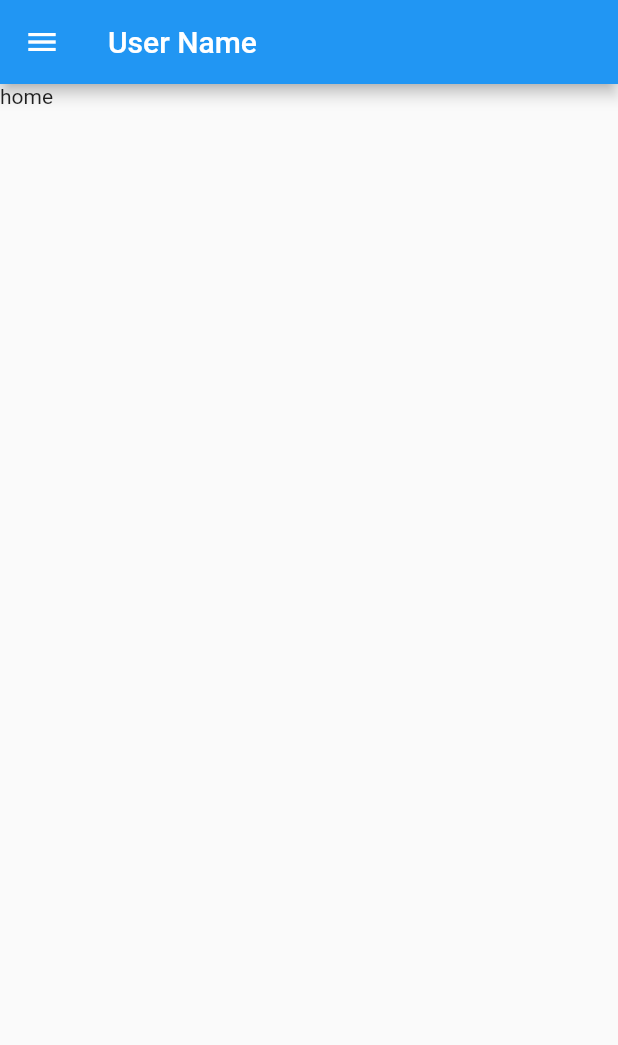
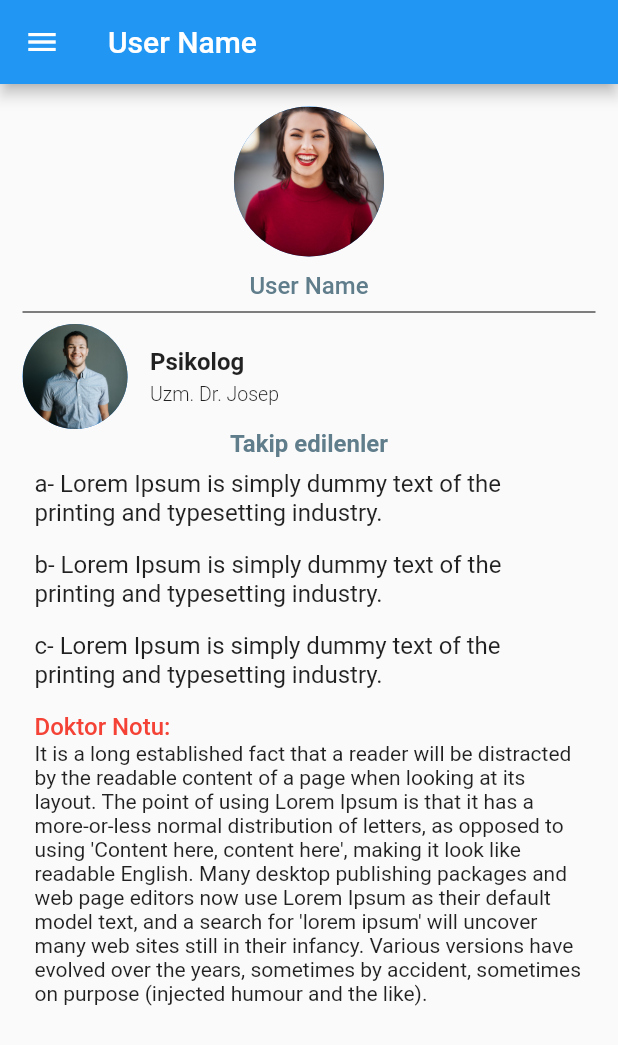
Before and after one commit to takim92/fluttertakim92, a Flutter app: the screen it shows after launch, on a phone screen of 412 x 824 dp. Shown: the top 1045 px of the screen. Run offline on Flutter 3.47's test engine with Material 2 defaults, Android fonts, the phone set to English and light mode, and no system bars; our stand-ins replace cloud_firestore, firebase_auth, firebase_core; accounts and stored records are empty.

Commit message:
home page

```diff
--- a/lib/screens/Home.dart
+++ b/lib/screens/Home.dart
@@ -14,16 +14,14 @@ class _HomeState extends State<Home> {
       appBar: AppBar(
         title: Text("User Name"),
       ),
-      body: Container(
-        child: Text("home"),
-      ),
+      body: Home_Body(),
       drawer: Drawer(
         child: ListView(
           padding: EdgeInsets.zero,
           children: [
             DrawerHeader(
               padding: EdgeInsets.zero,
-              decoration:const BoxDecoration(
+              decoration: const BoxDecoration(
                   color: Colors.blue,
                   image: DecorationImage(
                       image: AssetImage("assets/login_bg.jpg"),
@@ -33,7 +31,7 @@ class _HomeState extends State<Home> {
                 child: Column(
                   mainAxisAlignment: MainAxisAlignment.center,
                   mainAxisSize: MainAxisSize.max,
-                  children: const[
+                  children: const [
                     Text(
                       'User Name',
                       style: TextStyle(
@@ -45,60 +43,50 @@ class _HomeState extends State<Home> {
                 ),
               ),
             ),
-             ListTile(
+            ListTile(
               title: const Text('Hizmetlerimiz'),
-              trailing:  Icon(Icons.medical_services_outlined),
+              trailing: Icon(Icons.medical_services_outlined),
               onTap: () {
-
                 //Go page
                 //Navigator.push(context, new MaterialPageRoute(builder: (context) => Page))
               },
             ),
             ListTile(
               title: const Text('Favoriler'),
-              trailing:  Icon(Icons.favorite_outline),
+              trailing: Icon(Icons.favorite_outline),
               onTap: () {
-
                 //Go Page
                 //Navigator.push(context, new MaterialPageRoute(builder: (context) => Page))
               },
             ),
-
-             ListTile(
+            ListTile(
               title: const Text('Mesajlar'),
-              trailing:  Icon(Icons.message_outlined),
+              trailing: Icon(Icons.message_outlined),
               onTap: () {
-
                 //Go Page
                 //Navigator.push(context, new MaterialPageRoute(builder: (context) => Page))
               },
             ),
-
-             ListTile(
+            ListTile(
               title: const Text('İstek ve öneriler'),
-              trailing:  Icon(Icons.mail_outline),
+              trailing: Icon(Icons.mail_outline),
               onTap: () {
-
                 //Go Page
                 //Navigator.push(context, new MaterialPageRoute(builder: (context) => Page))
               },
             ),
-
-             ListTile(
+            ListTile(
               title: const Text('Ayarlar'),
-              trailing:  Icon(Icons.settings_outlined),
+              trailing: Icon(Icons.settings_outlined),
               onTap: () {
-
                 //Go Page
                 //Navigator.push(context, new MaterialPageRoute(builder: (context) => Page))
               },
             ),
-
-             ListTile(
+            ListTile(
               title: const Text('Çıkış yap'),
-              trailing:  Icon(Icons.logout_outlined),
+              trailing: Icon(Icons.logout_outlined),
               onTap: () {
-
                 //Go Page
                 //Navigator.push(context, new MaterialPageRoute(builder: (context) => Page))
               },
@@ -108,4 +96,122 @@ class _HomeState extends State<Home> {
       ),
     );
   }
+
+  Container Home_Body() {
+    var size = MediaQuery.of(context).size;
+
+    return Container(
+      width: size.width,
+      child: Padding(
+        padding: EdgeInsets.all(15.0),
+        child: Column(
+          crossAxisAlignment: CrossAxisAlignment.center,
+          mainAxisSize: MainAxisSize.max,
+          children: [
+            const CircleAvatar(
+              radius: 50,
+              backgroundImage: AssetImage("assets/pp.jpg"),
+            ),
+            const Padding(
+              padding: EdgeInsets.only(top: 10),
+              child: Text(
+                "User Name",
+                style: TextStyle(
+                    fontSize: 16,
+                    fontWeight: FontWeight.w500,
+                    color: Colors.blueGrey),
+              ),
+            ),
+            const Divider(color: Colors.black),
+            Drs()
+          ],
+        ),
+      ),
+    );
+  }
+
+  Column Drs() {
+    return Column(
+      children: [
+        Row(children: [
+          const CircleAvatar(
+            radius: 35,
+            backgroundImage: AssetImage("assets/dr_pp.jpg"),
+          ),
+          Padding(
+            padding: const EdgeInsets.only(left: 15),
+            child: Column(
+              crossAxisAlignment: CrossAxisAlignment.start,
+              children: const [
+                Padding(
+                  padding: EdgeInsets.only(bottom: 5),
+                  child: Text(
+                    "Psikolog",
+                    style: TextStyle(fontWeight: FontWeight.w700, fontSize: 16),
+                  ),
+                ),
+                Text(
+                  "Uzm. Dr. Josep",
+                  style: TextStyle(fontWeight: FontWeight.w300, fontSize: 13),
+                ),
+              ],
+            ),
+          ),
+        ]),
+        const Text(
+          "Takip edilenler",
+          style: TextStyle(
+              fontWeight: FontWeight.w700,
+              fontSize: 16,
+              color: Colors.blueGrey),
+        ),
+        Followed(),
+        Dr_notes()
+      ],
+    );
+  }
+
+  // ignore: non_constant_identifier_names
+  Followed() {
+    return Column(
+      children: const [
+        Padding(
+          padding: EdgeInsets.all(8.0),
+          child: Text(
+            "a- Lorem Ipsum is simply dummy text of the printing and typesetting industry.",
+            style: TextStyle(fontWeight: FontWeight.w400, fontSize: 16),
+          ),
+        ),
+        Padding(
+          padding: EdgeInsets.all(8.0),
+          child: Text(
+            "b- Lorem Ipsum is simply dummy text of the printing and typesetting industry.",
+            style: TextStyle(fontWeight: FontWeight.w400, fontSize: 16),
+          ),
+        ),
+        Padding(
+          padding: EdgeInsets.all(8.0),
+          child: Text(
+            "c- Lorem Ipsum is simply dummy text of the printing and typesetting industry.",
+            style: TextStyle(fontWeight: FontWeight.w400, fontSize: 16),
+          ),
+        ),
+      ],
+    );
+  }
+
+  Dr_notes() {
+    return Padding(
+      padding: const EdgeInsets.all(8.0),
+      child: Column(
+        crossAxisAlignment: CrossAxisAlignment.start,
+        children: [
+          Text("Doktor Notu:", style: TextStyle(color: Colors.red, fontWeight: FontWeight.w500, fontSize: 16),),
+          Text(
+            "It is a long established fact that a reader will be distracted by the readable content of a page when looking at its layout. The point of using Lorem Ipsum is that it has a more-or-less normal distribution of letters, as opposed to using 'Content here, content here', making it look like readable English. Many desktop publishing packages and web page editors now use Lorem Ipsum as their default model text, and a search for 'lorem ipsum' will uncover many web sites still in their infancy. Various versions have evolved over the years, sometimes by accident, sometimes on purpose (injected humour and the like)."
+          )
+        ],
+      ),
+    );
+  }
 }
```
Also changed, not shown: assets/dr_pp.jpg (added), assets/pp.jpg (added).
